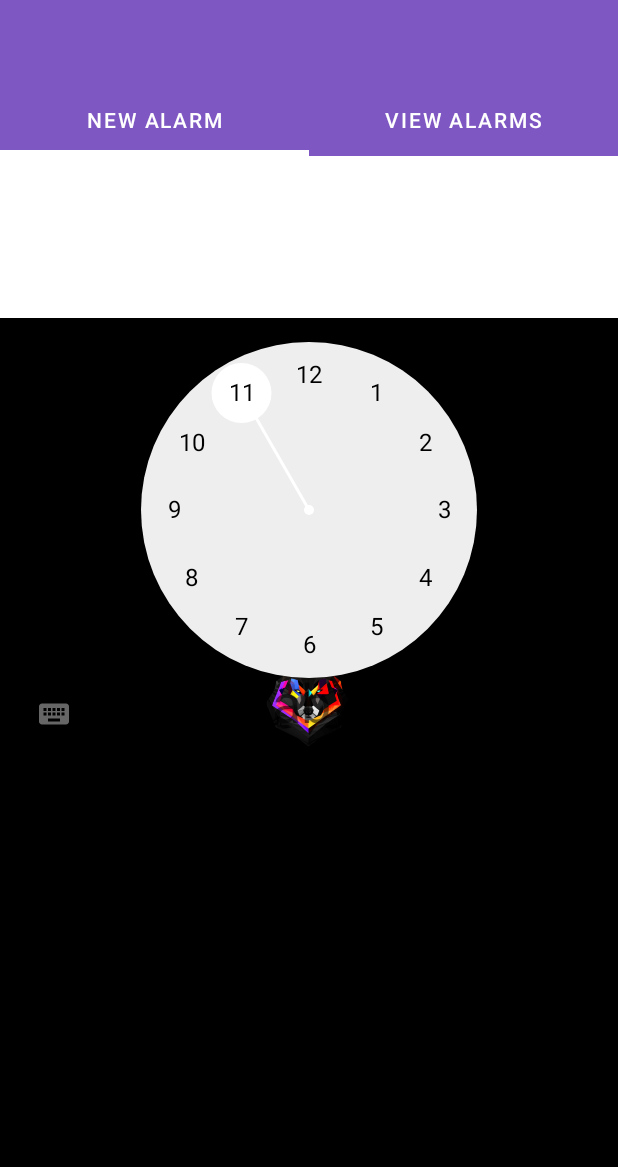
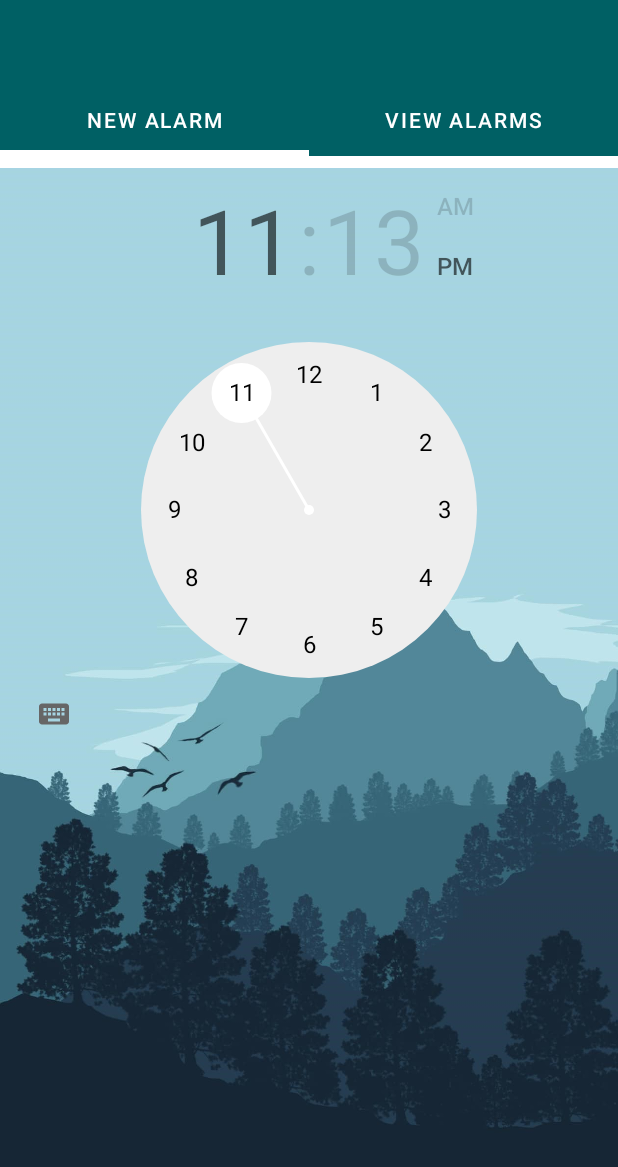
Before and after one commit to biancadragomir/bsc-mobile, an Android app: the screen it shows after launch (MainActivity), on a phone screen of 412 x 824 dp. Shown: the top 1167 px of the screen. Run offline under Robolectric (Android 15) with nearby library versions, the phone set to English and light mode, and no system bars.

Commit message:
added nicer splash screen+tabs have background img

```diff
--- a/app/src/main/AndroidManifest.xml
+++ b/app/src/main/AndroidManifest.xml
@@ -16,8 +16,6 @@
                 <category android:name="android.intent.category.LAUNCHER"/>
             </intent-filter>
         </activity>
-        <activity android:name=".view.DrawActivity">
-        </activity>
     </application>
 
 </manifest>
--- a/app/src/main/java/app/bsc/db/drawing/view/MainActivity.kt
+++ b/app/src/main/java/app/bsc/db/drawing/view/MainActivity.kt
@@ -19,6 +19,7 @@ class MainActivity : AppCompatActivity() {
         super.onCreate(savedInstanceState)
         setContentView(R.layout.activity_main)
         viewPager = findViewById(R.id.viewPager)
+        viewPager.setBackgroundResource(R.drawable.get);
         tabLayout = findViewById(R.id.tabLayout)
         adapter = TabAdapter(supportFragmentManager)
         adapter?.addFragment(CreateAlarmFragment(), "NEW ALARM")
--- a/app/src/main/res/drawable/launch_screen.xml
+++ b/app/src/main/res/drawable/launch_screen.xml
@@ -1,11 +1,11 @@
 <?xml version="1.0" encoding="utf-8"?>
 <layer-list xmlns:android="http://schemas.android.com/apk/res/android"
             android:opacity="transparent">
-    <item android:drawable="@color/primaryDarkColor"/>
+    <item android:drawable="@color/primaryColor"/>
     <item>
         <bitmap
 
                 android:gravity="center"
-                android:src="@drawable/b3"/>
+                android:src="@drawable/fmg1"/>
     </item>
 </layer-list>
--- a/app/src/main/res/layout/activity_main.xml
+++ b/app/src/main/res/layout/activity_main.xml
@@ -18,6 +18,7 @@
             app:tabTextColor="@color/white"
     >
     </com.google.android.material.tabs.TabLayout>
+
     <androidx.viewpager.widget.ViewPager
             android:id="@+id/viewPager"
             android:layout_width="match_parent"
--- a/app/src/main/res/layout/fragment_one.xml
+++ b/app/src/main/res/layout/fragment_one.xml
@@ -2,21 +2,18 @@
 <RelativeLayout xmlns:android="http://schemas.android.com/apk/res/android"
                 android:layout_width="match_parent"
                 android:layout_height="match_parent"
-                android:background="@drawable/get"
-
+                android:background="@drawable/min"
 >
-    <TextView
-            android:layout_width="wrap_content"
-            android:layout_height="wrap_content"
-            android:layout_centerInParent="true"
-            android:text="Tab 1"
-            android:textSize="36sp" />
 
     <TimePicker android:layout_width="wrap_content"
                 android:layout_height="wrap_content"
                 android:id="@+id/timePicker"
                 android:numbersTextColor="#000"
 
+
+                android:headerTimeTextAppearance="@style/TextAppearance.AppCompat.Display1"
+                android:headerBackground="@android:color/transparent"
+                style="@android:style/Widget.Material.Light.TimePicker" android:visibility="visible"
     >
 
     </TimePicker>
--- a/app/src/main/res/layout/fragment_two.xml
+++ b/app/src/main/res/layout/fragment_two.xml
@@ -1,7 +1,10 @@
 <?xml version="1.0" encoding="utf-8"?>
 <RelativeLayout xmlns:android="http://schemas.android.com/apk/res/android"
                 android:layout_width="match_parent"
-                android:layout_height="match_parent">
+                android:layout_height="match_parent"
+                android:background="@drawable/min2"
+
+>
     <TextView
             android:layout_width="wrap_content"
             android:layout_height="wrap_content"
--- a/app/src/main/res/values/colors.xml
+++ b/app/src/main/res/values/colors.xml
@@ -4,9 +4,12 @@
     <!--<color name="colorPrimaryDark">#00574B</color>-->
     <color name="colorAccent">#D81B60</color>
     <color name="white">#fff</color>
-    <color name="primaryColor">#7e57c2</color>
-    <color name="primaryLightColor">#b085f5</color>
-    <color name="primaryDarkColor">#4d2c91</color>
+    <color name="primaryColor">#006064</color>
+
+    <color name="primaryLightColor">#428e92</color>
+
+    <color name="primaryDarkColor">#006064</color>
+
     <color name="primaryTextColor">#ffffff</color>
 
 </resources>
--- a/app/src/main/res/values/styles.xml
+++ b/app/src/main/res/values/styles.xml
@@ -14,6 +14,7 @@
     <item name="android:windowBackground">@drawable/launch_screen</item>
         <!-- Optional, on Android 5+ you can modify the colorPrimaryDark color to match the windowBackground color for further branding-->
          <item name="colorPrimaryDark">@android:color/white</item>
+        <item name="android:statusBarColor">@color/primaryColor</item>
     </style>
 
     <style name="MyToolbarTheme"
```
Also changed, not shown: app/src/main/res/drawable-nodpi/bear1.png (added), app/src/main/res/drawable-nodpi/bear2.png (added), app/src/main/res/drawable-nodpi/bear256.png (added), app/src/main/res/drawable-nodpi/fmg1.png (added), app/src/main/res/drawable-nodpi/get.png (renamed from app/src/main/res/drawable/get.png), app/src/main/res/drawable-nodpi/min.jpg (added), app/src/main/res/drawable-nodpi/min2.jpg (added), app/src/main/res/drawable-nodpi/mtn.jpg (added).
